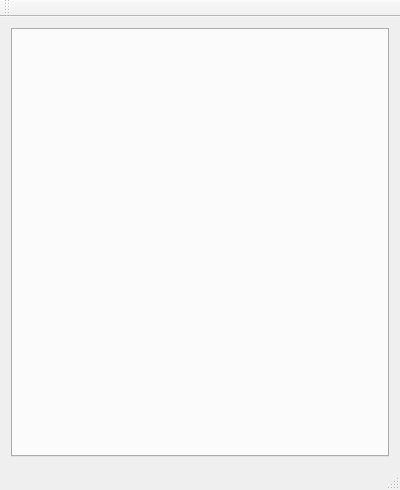
Old version of the form Mainwindow.ui in the repository mmaulwurff/Optiom.
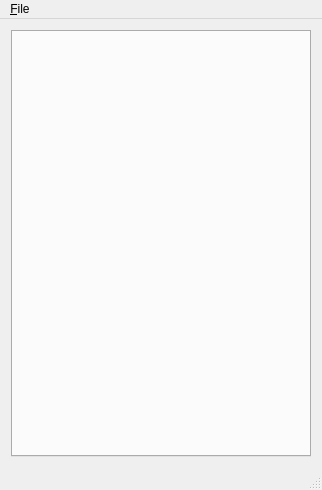
New version of the form.

The edit to the form file:
```diff
--- a/Mainwindow.ui
+++ b/Mainwindow.ui
@@ -6,7 +6,7 @@
    <rect>
     <x>0</x>
     <y>0</y>
-    <width>400</width>
+    <width>322</width>
     <height>490</height>
    </rect>
   </property>
@@ -19,7 +19,7 @@
      <widget class="QTabWidget" name="tabWidget">
       <property name="minimumSize">
        <size>
-        <width>300</width>
+        <width>200</width>
         <height>0</height>
        </size>
       </property>
@@ -50,18 +50,18 @@
     <rect>
      <x>0</x>
      <y>0</y>
-     <width>400</width>
+     <width>322</width>
      <height>21</height>
     </rect>
    </property>
-  </widget>
-  <widget class="QToolBar" name="mainToolBar">
-   <attribute name="toolBarArea">
-    <enum>TopToolBarArea</enum>
-   </attribute>
-   <attribute name="toolBarBreak">
-    <bool>false</bool>
-   </attribute>
+   <widget class="QMenu" name="menuFile">
+    <property name="title">
+     <string>&amp;File</string>
+    </property>
+    <addaction name="actionReload"/>
+    <addaction name="actionClose"/>
+   </widget>
+   <addaction name="menuFile"/>
   </widget>
   <widget class="QStatusBar" name="statusBar"/>
  </widget>
```
Left out of the diff: 10 changed lines with no effect on the pictures.
